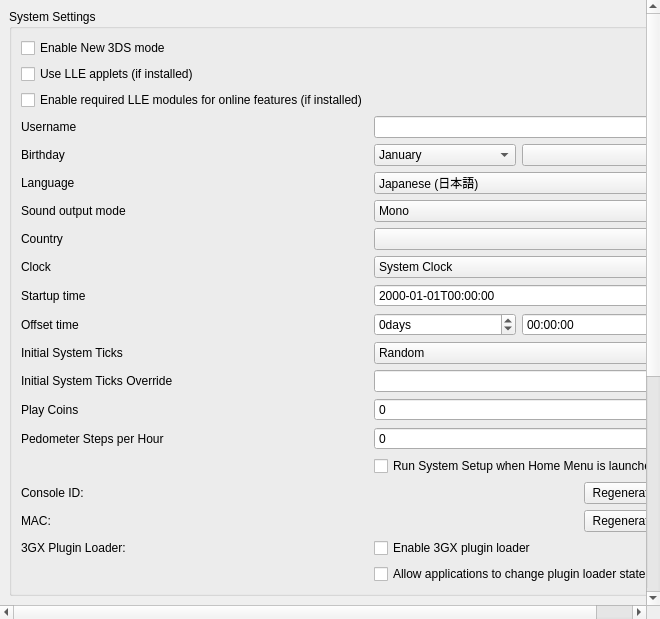
openpak/azahar, file src/citra_qt/configuration/configure_system.ui: the form before one commit.
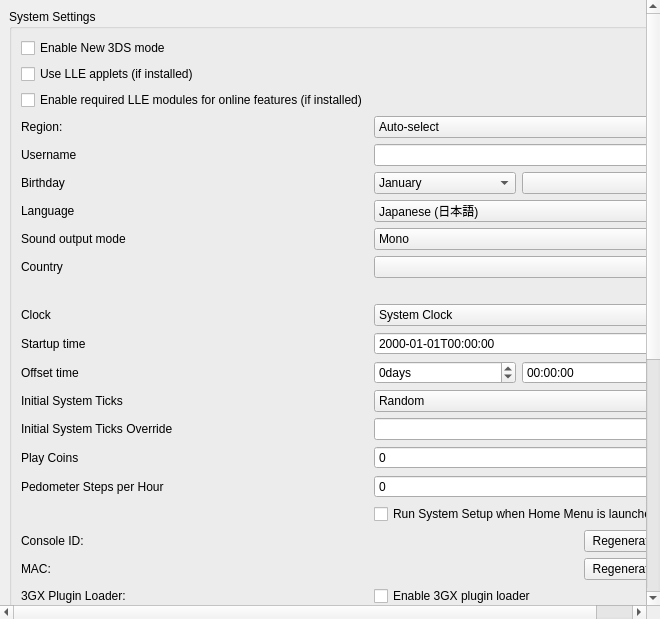
The form after the commit.

Commit message:
Check that the country setting is valid for selected region (#847)
* Check that the country setting is valid for selected region

* `SystemSaveGame.checkCountryCompatibility` -> `SystemSaveGame.getCountryCompatibility`

* SettingsFragmentPresenter.kt: Moved `checkCountryCompatibility` definition out of `addSystemSettings`

* SettingsFragmentPresenter.kt: Renamed `compat` value to `compatFlags` for better readability

* configure_system.ui: Corrected indentation

---------

The edit to the form file:
```diff
--- a/src/citra_qt/configuration/configure_system.ui
+++ b/src/citra_qt/configuration/configure_system.ui
@@ -64,21 +64,21 @@
             <string>System Settings</string>
            </property>
            <layout class="QGridLayout" name="gridLayout">
-            <item row="1" column="0">
+            <item row="0" column="0">
              <widget class="QCheckBox" name="toggle_new_3ds">
               <property name="text">
                <string>Enable New 3DS mode</string>
               </property>
              </widget>
             </item>
-            <item row="2" column="0">
+            <item row="1" column="0">
              <widget class="QCheckBox" name="toggle_lle_applets">
               <property name="text">
                <string>Use LLE applets (if installed)</string>
               </property>
              </widget>
             </item>
-            <item row="3" column="0">
+            <item row="2" column="0">
              <widget class="QCheckBox" name="enable_required_online_lle_modules">
               <property name="text">
                <string>Enable required LLE modules for online features (if installed)</string>
@@ -88,6 +88,57 @@
               </property>
              </widget>
             </item>
+            <item row="3" column="0">
+             <widget class="QLabel" name="region_label">
+              <property name="text">
+               <string>Region:</string>
+              </property>
+             </widget>
+            </item>
+            <item row="3" column="1">
+             <widget class="QComboBox" name="region_combobox">
+              <item>
+               <property name="text">
+                <string>Auto-select</string>
+               </property>
+              </item>
+              <item>
+               <property name="text">
+                <string notr="true">JPN</string>
+               </property>
+              </item>
+              <item>
+               <property name="text">
+                <string notr="true">USA</string>
+               </property>
+              </item>
+              <item>
+               <property name="text">
+                <string notr="true">EUR</string>
+               </property>
+              </item>
+              <item>
+               <property name="text">
+                <string notr="true">AUS</string>
+               </property>
+              </item>
+              <item>
+               <property name="text">
+                <string notr="true">CHN</string>
+               </property>
+              </item>
+              <item>
+               <property name="text">
+                <string notr="true">KOR</string>
+               </property>
+              </item>
+              <item>
+               <property name="text">
+                <string notr="true">TWN</string>
+               </property>
+              </item>
+             </widget>
+            </item>
             <item row="4" column="1">
              <widget class="QLineEdit" name="edit_username">
               <property name="sizePolicy">
@@ -296,14 +347,21 @@
             <item row="8" column="1">
              <widget class="QComboBox" name="combo_country"/>
             </item>
-            <item row="9" column="0">
+            <item row="9" column="1">
+             <widget class="QLabel" name="label_country_invalid">
+              <property name="text">
+               <string/>
+              </property>
+             </widget>
+            </item>
+            <item row="10" column="0">
              <widget class="QLabel" name="label_init_clock">
               <property name="text">
                <string>Clock</string>
               </property>
              </widget>
             </item>
-            <item row="9" column="1">
+            <item row="10" column="1">
              <widget class="QComboBox" name="combo_init_clock">
               <item>
                <property name="text">
@@ -317,28 +375,28 @@
               </item>
              </widget>
             </item>
-            <item row="10" column="0">
+            <item row="11" column="0">
              <widget class="QLabel" name="label_init_time">
               <property name="text">
                <string>Startup time</string>
               </property>
              </widget>
             </item>
-            <item row="10" column="1">
+            <item row="11" column="1">
              <widget class="QDateTimeEdit" name="edit_init_time">
               <property name="displayFormat">
                <string>yyyy-MM-ddTHH:mm:ss</string>
               </property>
              </widget>
             </item>
-            <item row="11" column="0">
+            <item row="12" column="0">
              <widget class="QLabel" name="label_init_time_offset">
               <property name="text">
                <string>Offset time</string>
               </property>
              </widget>
             </item>
-            <item row="11" column="1">
+            <item row="12" column="1">
              <layout class="QGridLayout" name="edit_init_time_offset_grid">
               <item row="0" column="0">
                <widget class="QSpinBox" name="edit_init_time_offset_days">
@@ -362,14 +420,14 @@
               </item>
              </layout>
             </item>
-            <item row="12" column="0">
+            <item row="13" column="0">
              <widget class="QLabel" name="label_init_ticks_type">
               <property name="text">
                <string>Initial System Ticks</string>
               </property>
              </widget>
             </item>
-            <item row="12" column="1">
+            <item row="13" column="1">
              <widget class="QComboBox" name="combo_init_ticks_type">
               <item>
                <property name="text">
@@ -383,14 +441,14 @@
               </item>
              </widget>
             </item>
-            <item row="13" column="0">
+            <item row="14" column="0">
              <widget class="QLabel" name="label_init_ticks_value">
               <property name="text">
                <string>Initial System Ticks Override</string>
               </property>
              </widget>
             </item>
-            <item row="13" column="1">
+            <item row="14" column="1">
              <widget class="QLineEdit" name="edit_init_ticks_value">
               <property name="sizePolicy">
                <sizepolicy hsizetype="Preferred" vsizetype="Fixed">
@@ -403,21 +461,21 @@
               </property>
              </widget>
             </item>
-            <item row="14" column="0">
+            <item row="15" column="0">
              <widget class="QLabel" name="label_play_coins">
               <property name="text">
                <string>Play Coins</string>
               </property>
              </widget>
             </item>
-            <item row="14" column="1">
+            <item row="15" column="1">
              <widget class="QSpinBox" name="spinBox_play_coins">
               <property name="maximum">
                <number>300</number>
               </property>
              </widget>
             </item>
-            <item row="15" column="0">
+            <item row="16" column="0">
               <widget class="QLabel" name="label_steps_per_hour">
                 <property name="toolTip">
                  <string>&lt;html&gt;&lt;head/&gt;&lt;body&gt;&lt;p&gt;Number of steps per hour reported by the pedometer. Range from 0 to 65,535.&lt;/p&gt;&lt;/body&gt;&lt;/html&gt;</string>
@@ -427,28 +485,28 @@
                 </property>
               </widget>
             </item>
-            <item row="15" column="1">
+            <item row="16" column="1">
               <widget class="QSpinBox" name="spinBox_steps_per_hour">
                 <property name="maximum">
                   <number>9999</number>
                 </property>
               </widget>
             </item>
-            <item row="16" column="1">
+            <item row="17" column="1">
              <widget class="QCheckBox" name="toggle_system_setup">
               <property name="text">
                <string>Run System Setup when Home Menu is launched</string>
               </property>
              </widget>
             </item>
-            <item row="17" column="0">
+            <item row="18" column="0">
              <widget class="QLabel" name="label_console_id">
               <property name="text">
                <string>Console ID:</string>
               </property>
              </widget>
             </item>
-            <item row="17" column="1">
+            <item row="18" column="1">
              <widget class="QPushButton" name="button_regenerate_console_id">
               <property name="sizePolicy">
                <sizepolicy hsizetype="Fixed" vsizetype="Fixed">
@@ -464,14 +522,14 @@
               </property>
              </widget>
             </item>
-            <item row="18" column="0">
+            <item row="19" column="0">
               <widget class="QLabel" name="label_mac">
                 <property name="text">
                   <string>MAC:</string>
                 </property>
               </widget>
             </item>
-            <item row="18" column="1">
+            <item row="19" column="1">
               <widget class="QPushButton" name="button_regenerate_mac">
                 <property name="sizePolicy">
                   <sizepolicy hsizetype="Fixed" vsizetype="Fixed">
@@ -487,21 +545,21 @@
                 </property>
               </widget>
             </item>
-            <item row="19" column="0">
+            <item row="20" column="0">
              <widget class="QLabel" name="label_plugin_loader">
               <property name="text">
                <string>3GX Plugin Loader:</string>
               </property>
              </widget>
             </item>
-            <item row="19" column="1">
+            <item row="20" column="1">
              <widget class="QCheckBox" name="plugin_loader">
               <property name="text">
                <string>Enable 3GX plugin loader</string>
               </property>
              </widget>
             </item>
-            <item row="20" column="1">
+            <item row="21" column="1">
              <widget class="QCheckBox" name="allow_plugin_loader">
               <property name="text">
                <string>Allow applications to change plugin loader state</string>
```
The commit also changes 15 other files.
